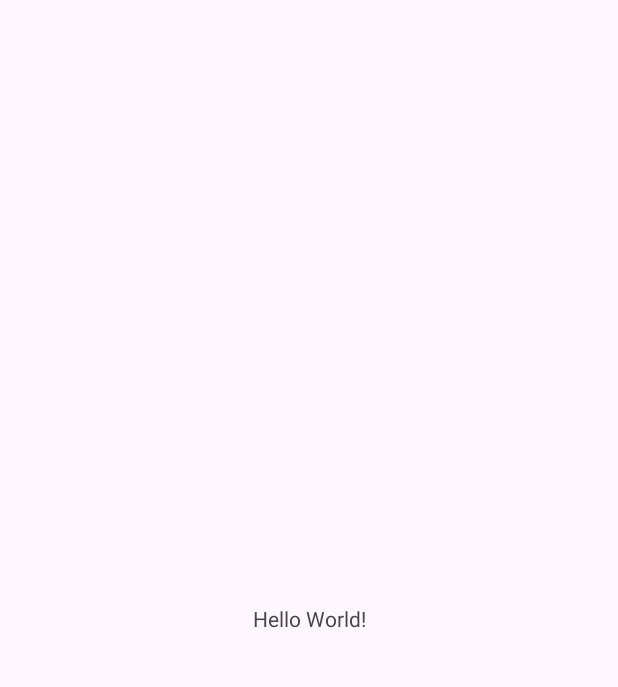
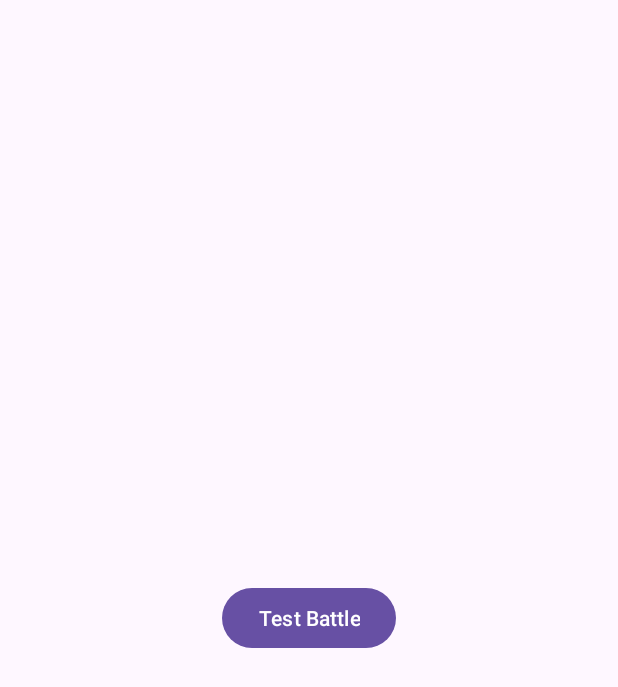
Before and after one commit to NNLisk/lutemonProject, an Android app: the screen it shows after launch (HomePage), on a phone screen of 412 x 824 dp. Before the commit the part shown is almost empty. Shown: the top 687 px of the screen. Run offline under Robolectric (Android 15) with nearby library versions, the phone set to English and light mode, and no system bars.

Commit message:
BUTTON ASSIGN WORKS

```diff
--- a/app/src/main/java/com/example/lutemonnikomatei/GUI/HomePage.java
+++ b/app/src/main/java/com/example/lutemonnikomatei/GUI/HomePage.java
@@ -1,6 +1,8 @@
 package com.example.lutemonnikomatei.GUI;
 
+import android.content.Intent;
 import android.os.Bundle;
+import android.widget.Button;
 
 import androidx.activity.EdgeToEdge;
 import androidx.appcompat.app.AppCompatActivity;
@@ -15,6 +17,8 @@ public class HomePage extends AppCompatActivity {
 
     public static LutemonManager lutemonManager = LutemonManager.getInstance();
 
+    Button testBattle;
+
     @Override
     protected void onCreate(Bundle savedInstanceState) {
         super.onCreate(savedInstanceState);
@@ -25,5 +29,12 @@ public class HomePage extends AppCompatActivity {
             v.setPadding(systemBars.left, systemBars.top, systemBars.right, systemBars.bottom);
             return insets;
         });
+
+        testBattle = findViewById(R.id.testBattle);
+
+        testBattle.setOnClickListener(view -> {
+            Intent battleIntent = new Intent(HomePage.this, Battle.class);
+            startActivity(battleIntent);
+        });
     }
 }
--- a/app/src/main/res/layout/activity_main.xml
+++ b/app/src/main/res/layout/activity_main.xml
@@ -7,11 +7,11 @@
     android:layout_height="match_parent"
     tools:context=".GUI.HomePage">
 
-    <TextView
-        android:id="@+id/textView"
+    <Button
+        android:id="@+id/testBattle"
         android:layout_width="wrap_content"
         android:layout_height="wrap_content"
-        android:text="Hello World!"
+        android:text="@string/testBattle"
         app:layout_constraintBottom_toBottomOf="parent"
         app:layout_constraintEnd_toEndOf="parent"
         app:layout_constraintStart_toStartOf="parent"
--- a/app/src/main/res/layout/item_lutemon.xml
+++ b/app/src/main/res/layout/item_lutemon.xml
@@ -1,4 +1,3 @@
-<?xml version="1.0" encoding="utf-8"?>
 <?xml version="1.0" encoding="utf-8"?>
 <androidx.cardview.widget.CardView xmlns:android="http://schemas.android.com/apk/res/android"
     xmlns:app="http://schemas.android.com/apk/res-auto"
--- a/app/src/main/res/values/strings.xml
+++ b/app/src/main/res/values/strings.xml
@@ -1,3 +1,5 @@
 <resources>
     <string name="app_name">lutemonNikoMatei</string>
+    <string name="playerAbility">Player Ability</string>
+    <string name="testBattle">Test Battle</string>
 </resources>
```
Also changed, not shown: app/src/main/java/com/example/lutemonnikomatei/GUI/Battle.java (+56 -26 lines), app/src/main/res/layout/activity_battle.xml (+8 -4 lines).
